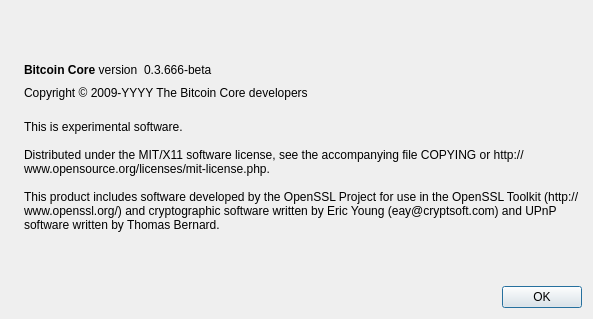
Before: the Qt Designer form src/qt/forms/aboutdialog.ui in kangleweb/t1, drawn with Qt 5.
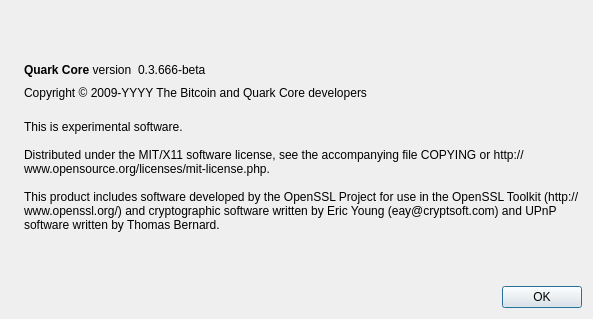
After: the same form once the commit is applied. Icons and pictures are not drawn.

The edit to the form file:
```diff
--- a/src/qt/forms/aboutdialog.ui
+++ b/src/qt/forms/aboutdialog.ui
@@ -50,7 +50,7 @@
           <cursorShape>IBeamCursor</cursorShape>
          </property>
          <property name="text">
-          <string>&lt;b&gt;Bitcoin Core&lt;/b&gt; version</string>
+          <string>&lt;b&gt;Quark Core&lt;/b&gt; version</string>
          </property>
          <property name="textInteractionFlags">
           <set>Qt::LinksAccessibleByMouse|Qt::TextSelectableByKeyboard|Qt::TextSelectableByMouse</set>
@@ -91,7 +91,7 @@
         <cursorShape>IBeamCursor</cursorShape>
        </property>
        <property name="text">
-        <string notr="true">Copyright &amp;copy; 2009-YYYY The Bitcoin Core developers</string>
+        <string notr="true">Copyright &amp;copy; 2009-YYYY The Bitcoin and Quark Core developers</string>
        </property>
        <property name="textFormat">
         <enum>Qt::RichText</enum>
```
Left out of the diff: 2 changed lines with no effect on the pictures.
